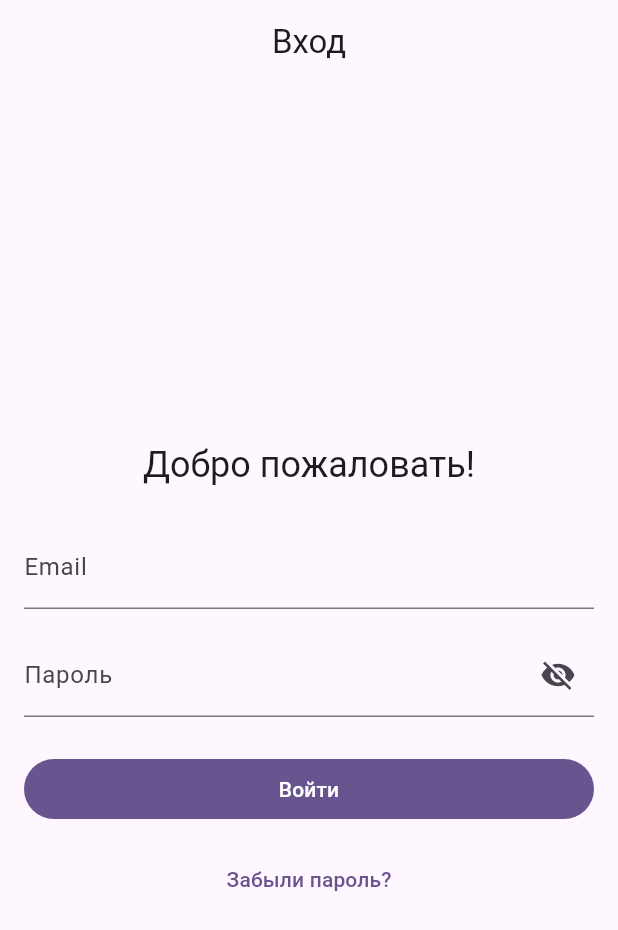
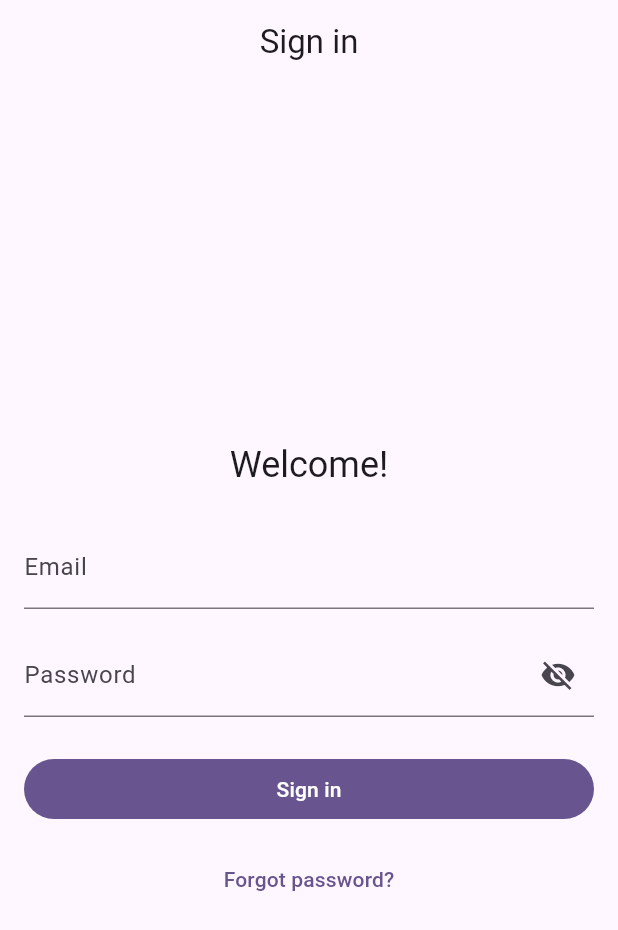
Before and after one commit to vladdan16/qubba-app, a Flutter app: the screen it shows after launch, on a phone screen of 412 x 824 dp. Shown: the top 930 px of the screen. Run offline on Flutter 3.47's test engine with Material 3 defaults, Android fonts, the phone set to English and light mode, and no system bars; our stand-ins replace bloc, bloc_concurrency, dio, flutter_bloc, freezed_annotation, go_router.

Commit message:
feat(auth/login, l10n): add localized strings and wire up validators

```diff
--- a/lib/app/navigation/router.dart
+++ b/lib/app/navigation/router.dart
@@ -22,6 +22,7 @@ abstract final class AppRouter {
           GoRoute(
             path: '/registration',
             builder: (context, state) =>
+                // TODO(vladdan16): implement RegistrationScreen
                 const _StubPage(title: 'Registration (stub)'),
           ),
         ],
@@ -43,11 +44,14 @@ abstract final class AppRouter {
         routes: [
           GoRoute(
             path: '/home',
-            builder: (context, state) => const _StubPage(title: 'Home (stub)'),
+            builder: (context, state) =>
+                // TODO(vladdan16): implement HomeScreen
+                const _StubPage(title: 'Home (stub)'),
           ),
           GoRoute(
             path: '/profile',
             builder: (context, state) =>
+                // TODO(vladdan16): implement ProfileScreen
                 const _StubPage(title: 'Profile (stub)'),
           ),
         ],
--- a/lib/features/authentication/ui/login_page.dart
+++ b/lib/features/authentication/ui/login_page.dart
@@ -1,6 +1,7 @@
 import 'package:flutter/material.dart';
 import 'package:flutter_bloc/flutter_bloc.dart';
 
+import '../../../l10n/l10n.dart';
 import 'bloc/login_form_bloc.dart';
 import 'bloc/login_form_event.dart';
 import 'bloc/login_form_state.dart';
@@ -27,6 +28,15 @@ class _LoginViewState extends State<_LoginView> {
   final _emailCtrl = TextEditingController();
   final _passwordCtrl = TextEditingController();
 
+  static const int _minPasswordLength = 8;
+  static final RegExp _unicodeLetter = RegExp(r'\p{L}', unicode: true);
+  static final RegExp _unicodeDigit = RegExp(r'\p{N}', unicode: true);
+  static final RegExp _emailRegExp = RegExp(
+    r'^[\p{L}\p{N}._%+\-]+@(?:[\p{L}\p{N}](?:[\p{L}\p{N}\-]{0,61}[\p{L}\p{N}])?\.)+[\p{L}]{2,}$',
+    unicode: true,
+    caseSensitive: false,
+  );
+
   @override
   void dispose() {
     _emailCtrl.dispose();
@@ -39,9 +49,10 @@ class _LoginViewState extends State<_LoginView> {
       BlocBuilder<LoginFormBloc, LoginFormState>(
         builder: (context, state) {
           final bloc = context.read<LoginFormBloc>();
+          final strings = Strings.of(context);
           return Scaffold(
             appBar: AppBar(
-              title: const Text('Вход'),
+              title: Text(strings!.loginTitle),
               centerTitle: true,
             ),
             body: SafeArea(
@@ -63,7 +74,7 @@ class _LoginViewState extends State<_LoginView> {
                             children: [
                               const SizedBox(height: 24),
                               Text(
-                                'Добро пожаловать!',
+                                strings.welcomeTitle,
                                 style: Theme.of(
                                   context,
                                 ).textTheme.headlineSmall,
@@ -74,14 +85,15 @@ class _LoginViewState extends State<_LoginView> {
                                 controller: _emailCtrl,
                                 keyboardType: TextInputType.emailAddress,
                                 textInputAction: TextInputAction.next,
-                                decoration: const InputDecoration(
-                                  labelText: 'Email',
-                                  hintText: 'name@example.com',
+                                decoration: InputDecoration(
+                                  labelText: strings.emailLabel,
+                                  hintText: strings.emailHint,
                                 ),
                                 onChanged: (v) => bloc.add(
                                   LoginFormEvent.emailChanged(value: v),
                                 ),
-                                validator: bloc.validateEmail,
+                                validator: (value) =>
+                                    _validateEmail(value, strings),
                               ),
                               const SizedBox(height: 16),
                               TextFormField(
@@ -89,7 +101,7 @@ class _LoginViewState extends State<_LoginView> {
                                 obscureText: state.obscurePassword,
                                 textInputAction: TextInputAction.done,
                                 decoration: InputDecoration(
-                                  labelText: 'Пароль',
+                                  labelText: strings.passwordLabel,
                                   suffixIcon: IconButton(
                                     onPressed: () => bloc.add(
                                       const LoginFormEvent.toggleObscure(),
@@ -100,25 +112,26 @@ class _LoginViewState extends State<_LoginView> {
                                           : Icons.visibility,
                                     ),
                                     tooltip: state.obscurePassword
-                                        ? 'Показать пароль'
-                                        : 'Скрыть пароль',
+                                        ? strings.showPasswordTooltip
+                                        : strings.hidePasswordTooltip,
                                   ),
                                 ),
                                 onChanged: (v) => bloc.add(
                                   LoginFormEvent.passwordChanged(value: v),
                                 ),
                                 onFieldSubmitted: (_) => _onSubmit(context),
-                                validator: bloc.validatePassword,
+                                validator: (value) =>
+                                    _validatePassword(value, strings),
                               ),
                               const SizedBox(height: 24),
                               FilledButton(
                                 onPressed: () => _onSubmit(context),
-                                child: const Text('Войти'),
+                                child: Text(strings.loginAction),
                               ),
                               const SizedBox(height: 12),
                               TextButton(
                                 onPressed: () {},
-                                child: const Text('Забыли пароль?'),
+                                child: Text(strings.forgotPasswordAction),
                               ),
                             ],
                           ),
@@ -133,6 +146,26 @@ class _LoginViewState extends State<_LoginView> {
         },
       );
 
+  String? _validateEmail(String? value, Strings strings) {
+    final v = (value ?? '').trim();
+    if (v.isEmpty) return strings.emailEmpty;
+    if (!_emailRegExp.hasMatch(v)) return strings.emailInvalid;
+    return null;
+  }
+
+  String? _validatePassword(String? value, Strings strings) {
+    final v = value ?? '';
+    if (v.isEmpty) return strings.passwordEmpty;
+    if (v.length < _minPasswordLength) {
+      return strings.passwordTooShort(_minPasswordLength);
+    }
+    final hasLetter = _unicodeLetter.hasMatch(v);
+    final hasDigit = _unicodeDigit.hasMatch(v);
+    if (!hasLetter) return strings.passwordNeedLetter;
+    if (!hasDigit) return strings.passwordNeedDigit;
+    return null;
+  }
+
   void _onSubmit(BuildContext context) {
     final bloc = context.read<LoginFormBloc>().add(
       const LoginFormEvent.submitPressed(),
@@ -141,7 +174,7 @@ class _LoginViewState extends State<_LoginView> {
     if (!valid) return;
 
     ScaffoldMessenger.of(context).showSnackBar(
-      const SnackBar(content: Text('Форма валидна!')),
+      SnackBar(content: Text(Strings.of(context)!.formValidSnack)),
     );
   }
 }
--- a/lib/l10n/app_en.arb
+++ b/lib/l10n/app_en.arb
@@ -1,6 +1,25 @@
 {
-  "helloWorld": "Hello World!",
-  "@helloWorld": {
-    "description": "The conventional newborn programmer greeting"
-  }
+  "emailEmpty": "Enter email",
+  "emailInvalid": "Invalid email",
+
+  "passwordEmpty": "Enter password",
+  "passwordTooShort": "At least {min} characters",
+  "@passwordTooShort": {
+    "placeholders": {
+      "min": { "type": "int" }
+    }
+  },
+  "passwordNeedLetter": "Add at least one letter",
+  "passwordNeedDigit": "Add at least one digit",
+
+  "loginTitle": "Sign in",
+  "welcomeTitle": "Welcome!",
+  "emailLabel": "Email",
+  "emailHint": "name@example.com",
+  "passwordLabel": "Password",
+  "showPasswordTooltip": "Show password",
+  "hidePasswordTooltip": "Hide password",
+  "loginAction": "Sign in",
+  "forgotPasswordAction": "Forgot password?",
+  "formValidSnack": "Form is valid!"
 }
--- a/lib/l10n/gen/app_localizations.dart
+++ b/lib/l10n/gen/app_localizations.dart
@@ -97,11 +97,101 @@ abstract class Strings {
     Locale('ru'),
   ];
 
-  /// The conventional newborn programmer greeting
+  /// No description provided for @emailEmpty.
   ///
   /// In en, this message translates to:
-  /// **'Hello World!'**
-  String get helloWorld;
+  /// **'Enter email'**
+  String get emailEmpty;
+
+  /// No description provided for @emailInvalid.
+  ///
+  /// In en, this message translates to:
+  /// **'Invalid email'**
+  String get emailInvalid;
+
+  /// No description provided for @passwordEmpty.
+  ///
+  /// In en, this message translates to:
+  /// **'Enter password'**
+  String get passwordEmpty;
+
+  /// No description provided for @passwordTooShort.
+  ///
+  /// In en, this message translates to:
+  /// **'At least {min} characters'**
+  String passwordTooShort(int min);
+
+  /// No description provided for @passwordNeedLetter.
+  ///
+  /// In en, this message translates to:
+  /// **'Add at least one letter'**
+  String get passwordNeedLetter;
+
+  /// No description provided for @passwordNeedDigit.
+  ///
+  /// In en, this message translates to:
+  /// **'Add at least one digit'**
+  String get passwordNeedDigit;
+
+  /// No description provided for @loginTitle.
+  ///
+  /// In en, this message translates to:
+  /// **'Sign in'**
+  String get loginTitle;
+
+  /// No description provided for @welcomeTitle.
+  ///
+  /// In en, this message translates to:
+  /// **'Welcome!'**
+  String get welcomeTitle;
+
+  /// No description provided for @emailLabel.
+  ///
+  /// In en, this message translates to:
+  /// **'Email'**
+  String get emailLabel;
+
+  /// No description provided for @emailHint.
+  ///
+  /// In en, this message translates to:
+  /// **'name@example.com'**
+  String get emailHint;
+
+  /// No description provided for @passwordLabel.
+  ///
+  /// In en, this message translates to:
+  /// **'Password'**
+  String get passwordLabel;
+
+  /// No description provided for @showPasswordTooltip.
+  ///
+  /// In en, this message translates to:
+  /// **'Show password'**
+  String get showPasswordTooltip;
+
+  /// No description provided for @hidePasswordTooltip.
+  ///
+  /// In en, this message translates to:
+  /// **'Hide password'**
+  String get hidePasswordTooltip;
+
+  /// No description provided for @loginAction.
+  ///
+  /// In en, this message translates to:
+  /// **'Sign in'**
+  String get loginAction;
+
+  /// No description provided for @forgotPasswordAction.
+  ///
+  /// In en, this message translates to:
+  /// **'Forgot password?'**
+  String get forgotPasswordAction;
+
+  /// No description provided for @formValidSnack.
+  ///
+  /// In en, this message translates to:
+  /// **'Form is valid!'**
+  String get formValidSnack;
 }
 
 class _StringsDelegate extends LocalizationsDelegate<Strings> {
```
Also changed, not shown: lib/features/authentication/ui/bloc/login_form_bloc.dart (+0 -31 lines), lib/l10n/app_ru.arb (+23 -1 lines), lib/l10n/gen/app_localizations_en.dart (+48 -1 lines), lib/l10n/gen/app_localizations_ru.dart (+48 -1 lines).
